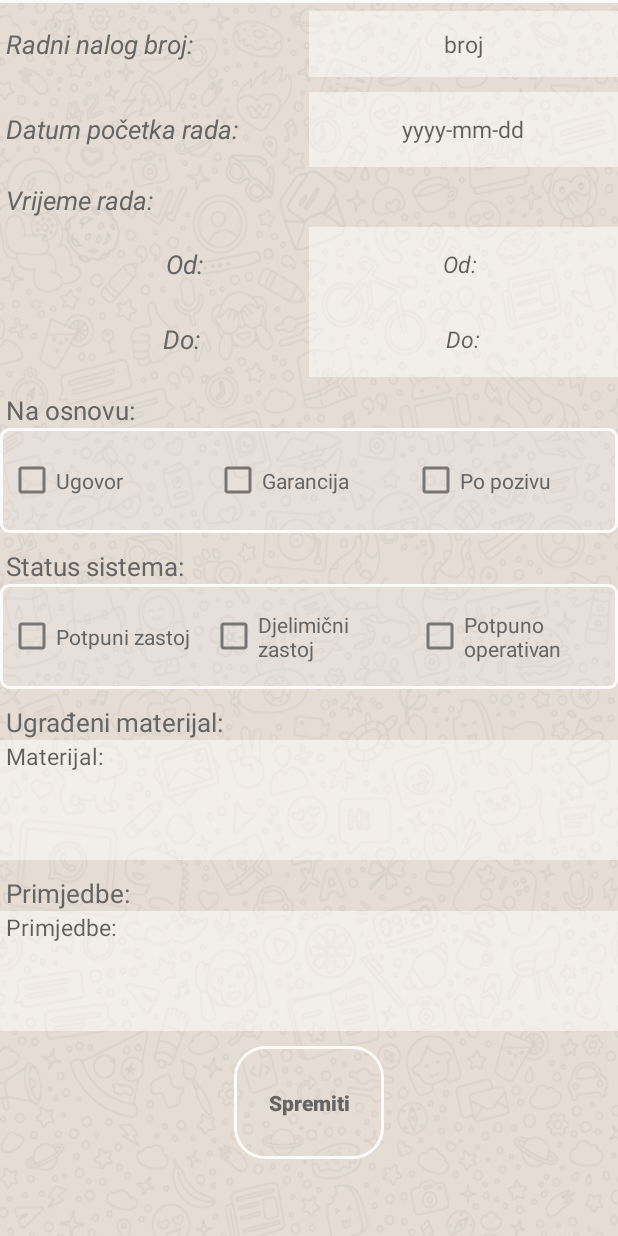
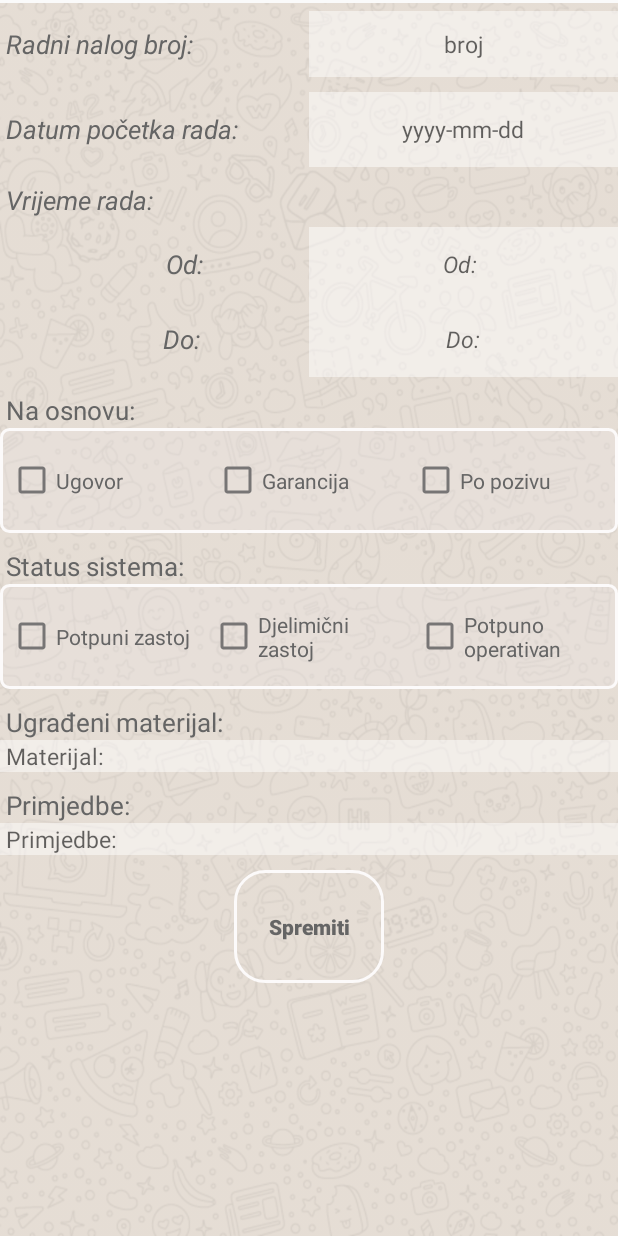
Before and after one commit to MarinKatava/MobileRadniNalog, an Android app: the fragment FragmentRadniNalog shown on its own in the app's theme, on a phone screen of 412 x 824 dp. Run offline under Robolectric (Android 15) with nearby library versions, the phone set to English and light mode, and no system bars; 2 statements that could not run were skipped.

Commit message:
some layout fields changed

```diff
--- a/app/src/main/res/layout/fragment_nalog.xml
+++ b/app/src/main/res/layout/fragment_nalog.xml
@@ -275,7 +275,7 @@
             <EditText
                 android:id="@+id/unosMaterijala"
                 android:layout_width="match_parent"
-                android:layout_height="80dp"
+                android:layout_height="wrap_content"
                 android:background="#79ffffff"
                 android:gravity="left|top"
                 android:hint=" Materijal:"
@@ -294,7 +294,7 @@
             <EditText
                 android:id="@+id/unosPrimjedbe"
                 android:layout_width="match_parent"
-                android:layout_height="80dp"
+                android:layout_height="wrap_content"
                 android:background="#79ffffff"
                 android:gravity="left|top"
                 android:hint=" Primjedbe:"
--- a/app/src/main/res/layout/fragment_zahtjev.xml
+++ b/app/src/main/res/layout/fragment_zahtjev.xml
@@ -142,7 +142,7 @@
                 <EditText
                     android:id="@+id/unesiteOpis"
                     android:layout_width="match_parent"
-                    android:layout_height="120dp"
+                    android:layout_height="wrap_content"
                     android:background="#48ffffff"
                     android:gravity="left|top"
                     android:hint=" Opis"
```
